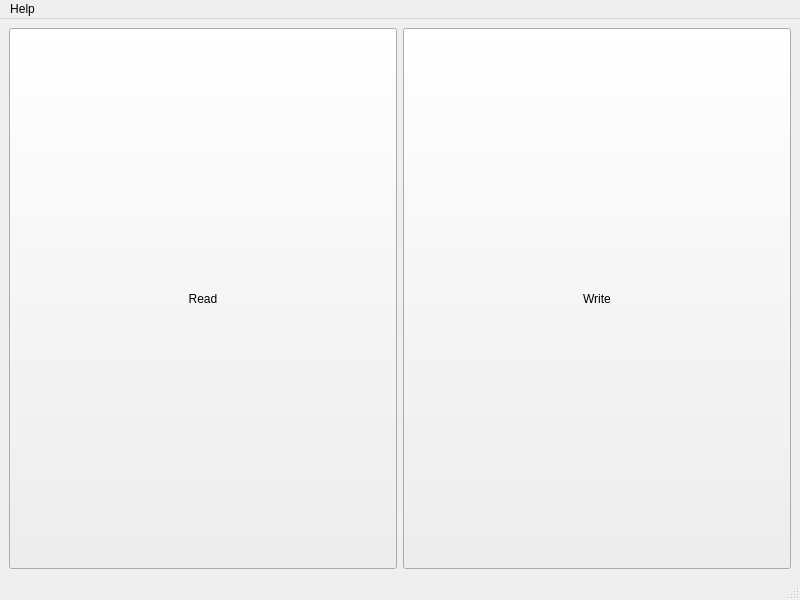
Qt form main_ui.ui (linuslau/autoallegro) before a commit.
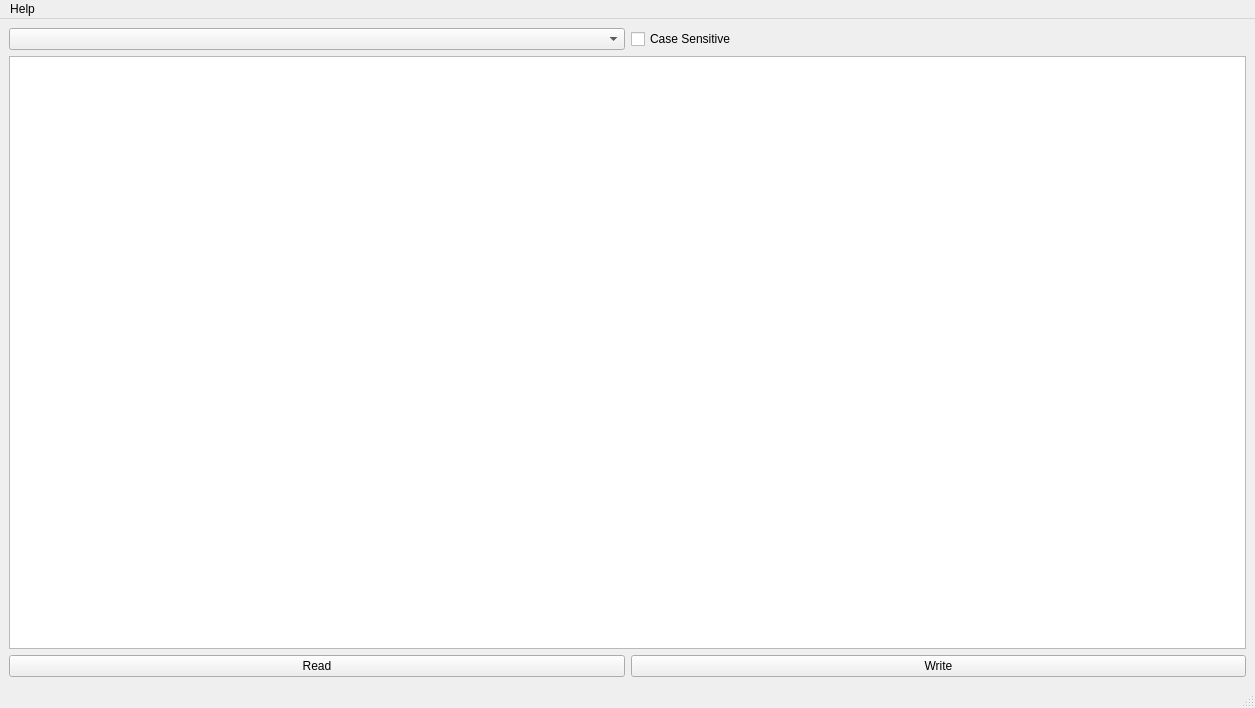
The same form after that commit.

```diff
--- a/main_ui.ui
+++ b/main_ui.ui
@@ -6,16 +6,22 @@
    <rect>
     <x>0</x>
     <y>0</y>
-    <width>800</width>
-    <height>600</height>
+    <width>1255</width>
+    <height>708</height>
    </rect>
   </property>
   <property name="windowTitle">
    <string>MainWindow</string>
   </property>
   <widget class="QWidget" name="centralwidget">
-   <layout class="QHBoxLayout" name="horizontalLayout">
-    <item>
+   <layout class="QGridLayout" name="gridLayout">
+    <item row="0" column="0">
+     <widget class="QComboBox" name="comboBox_3"/>
+    </item>
+    <item row="1" column="0" colspan="2">
+     <widget class="QTableWidget" name="tableWidget"/>
+    </item>
+    <item row="2" column="0">
      <widget class="QPushButton" name="pushButton">
       <property name="sizePolicy">
        <sizepolicy hsizetype="Minimum" vsizetype="Preferred">
@@ -28,7 +34,7 @@
       </property>
      </widget>
     </item>
-    <item>
+    <item row="2" column="1">
      <widget class="QPushButton" name="pushButton_2">
       <property name="sizePolicy">
        <sizepolicy hsizetype="Minimum" vsizetype="Preferred">
@@ -41,6 +47,13 @@
       </property>
      </widget>
     </item>
+    <item row="0" column="1">
+     <widget class="QCheckBox" name="checkBox">
+      <property name="text">
+       <string>Case Sensitive</string>
+      </property>
+     </widget>
+    </item>
    </layout>
   </widget>
   <widget class="QMenuBar" name="menubar">
@@ -48,7 +61,7 @@
     <rect>
      <x>0</x>
      <y>0</y>
-     <width>800</width>
+     <width>1255</width>
      <height>22</height>
     </rect>
    </property>
```
